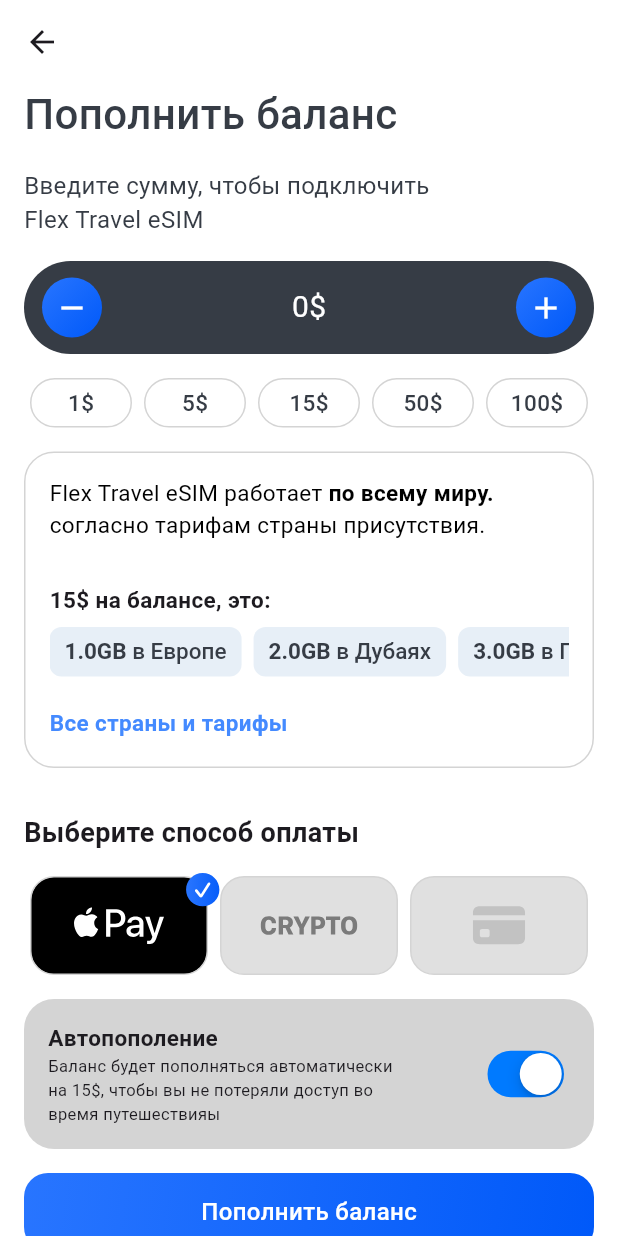
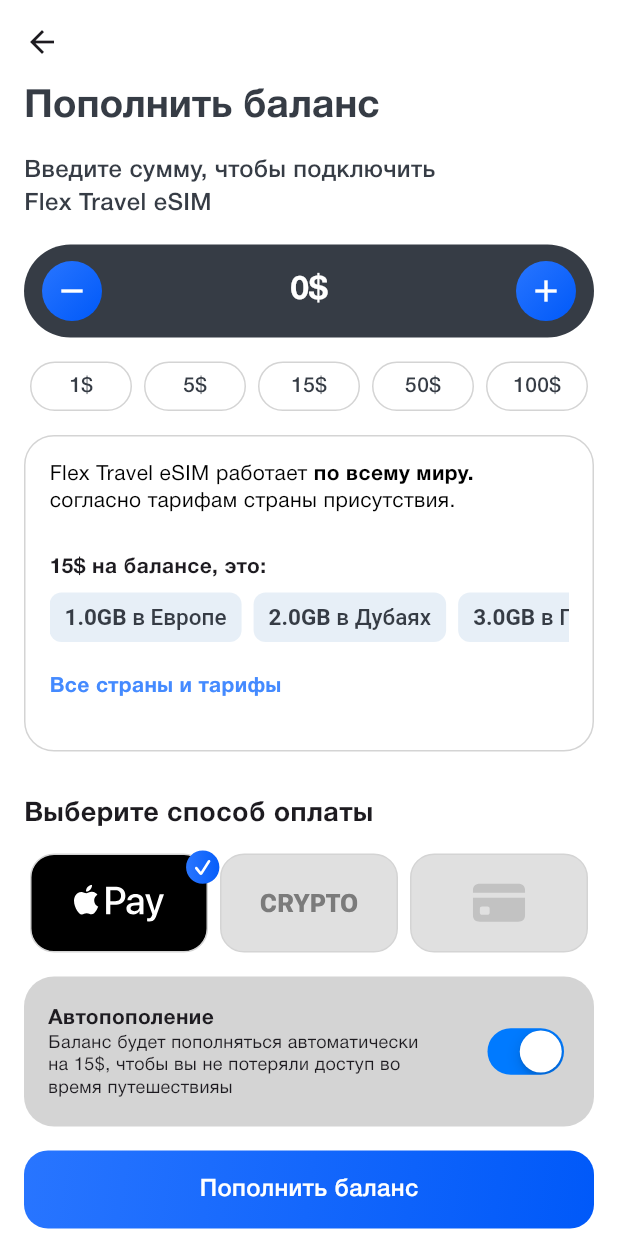
Before and after one commit to nurmek51/vink-sim, a Flutter app: the GuidePage screen opened by its route, after a tap on "Пополнить баланс", on a phone screen of 412 x 824 dp. Run offline on Flutter 3.47's test engine with Material 3 defaults, Android fonts, the phone set to English and light mode, and no system bars; our stand-ins replace equatable, flutter_bloc, flutter_svg, go_router, shared_preferences, vector_graphics; accounts and stored records are empty; project files that could hold a hidden picture were left out.

Commit message:
Refactor typography styles across the application
- Introduced a new typography system in `flex_typography.dart` to standardize text styles.
- Updated various screens and widgets to utilize the new typography styles for consistency.
- Added `FlexTypography` class with headline, label, and paragraph styles.
- Modified text styles in authentication, dashboard, onboarding, settings, and account screens.
- Ensured that all text elements adhere to the new typography guidelines for improved readability and design coherence.

```diff
--- a/lib/features/authentication/widgets/registration_container.dart
+++ b/lib/features/authentication/widgets/registration_container.dart
@@ -1,4 +1,5 @@
 import 'package:flex_travel_sim/constants/app_colors.dart';
+import 'package:flex_travel_sim/core/styles/flex_typography.dart';
 import 'package:flutter/material.dart';
 import 'package:flutter_svg/svg.dart';
 
@@ -66,10 +67,8 @@
                     Text(
                       buttonText,
                       textAlign: TextAlign.center,
-                      style: TextStyle(
+                      style: FlexTypography.label.medium.copyWith(
                         color: buttonTextColor,
-                        fontSize: 16,
-                        fontWeight: FontWeight.w500,
                       ),
                     ),
 
--- a/lib/features/dashboard/widgets/chat_container.dart
+++ b/lib/features/dashboard/widgets/chat_container.dart
@@ -1,3 +1,4 @@
+import 'package:flex_travel_sim/core/styles/flex_typography.dart';
 import 'package:flutter/material.dart';
 import 'package:flutter_svg/svg.dart';
 
@@ -42,10 +43,8 @@
           Center(
             child: Text(
               title,
-              style: TextStyle(
+              style: FlexTypography.label.medium.copyWith(
                 color: titleColor,
-                fontSize: 16,
-                fontWeight: FontWeight.w500,
               ),
             ),
           ),
--- a/lib/features/guide_page/views/guide_page.dart
+++ b/lib/features/guide_page/views/guide_page.dart
@@ -2,6 +2,7 @@
 import 'package:flex_travel_sim/components/widgets/helvetica_neue_font.dart';
 import 'package:flex_travel_sim/constants/app_colors.dart';
 import 'package:flex_travel_sim/constants/localization.dart';
+import 'package:flex_travel_sim/core/styles/flex_typography.dart';
 import 'package:flex_travel_sim/features/guide_page/components/widgets/table_view_cells.dart';
 import 'package:flex_travel_sim/utils/navigation_utils.dart';
 import 'package:flutter/material.dart';
@@ -69,12 +70,10 @@
                       gradient: AppColors.containerGradientPrimary,
                       borderRadius: BorderRadius.circular(16),
                     ),
-                    child: const Text(
+                    child: Text(
                       AppLocalization.topUpBalance,
-                      style: TextStyle(
+                      style: FlexTypography.label.medium.copyWith(
                         color: Colors.white,
-                        fontSize: 16,
-                        fontWeight: FontWeight.w500,
                       ),
                     ),
                   ),
--- a/lib/features/my_account_screen/widgets/account_widget.dart
+++ b/lib/features/my_account_screen/widgets/account_widget.dart
@@ -1,3 +1,4 @@
+import 'package:flex_travel_sim/core/styles/flex_typography.dart';
 import 'package:flutter/material.dart';
 import 'package:flutter_svg/flutter_svg.dart';
 
@@ -31,7 +32,10 @@
                 Row(
                   mainAxisAlignment: MainAxisAlignment.spaceBetween,
                   children: [
-                    Text(title, style: TextStyle(fontSize: 20)),
+                    Text(
+                      title,
+                      style: FlexTypography.headline.xMedium,
+                    ),
                     const Icon(Icons.arrow_forward_ios, color: Colors.black26),
                   ],
                 ),
--- a/lib/features/onboarding/widgets/auth_intro.dart
+++ b/lib/features/onboarding/widgets/auth_intro.dart
@@ -1,5 +1,6 @@
 import 'package:flex_travel_sim/constants/app_colors.dart';
 import 'package:flex_travel_sim/constants/localization.dart';
+import 'package:flex_travel_sim/core/styles/flex_typography.dart';
 import 'package:flex_travel_sim/features/authentication/widgets/auth_intro_bottomsheet_content.dart';
 import 'package:flex_travel_sim/features/onboarding/widgets/benefit_tile.dart';
 import 'package:flex_travel_sim/features/onboarding/widgets/auth_button.dart';
@@ -32,9 +33,7 @@
             const SizedBox(height: 30),
             Text(
               AppLocalization.frameTitle,
-              style: const TextStyle(
-                fontSize: 28,
-                fontWeight: FontWeight.w500,
+              style: FlexTypography.headline.large.copyWith(
                 color: AppColors.backgroundColorLight,
               ),
             ),
--- a/lib/features/onboarding/widgets/benefit_tile.dart
+++ b/lib/features/onboarding/widgets/benefit_tile.dart
@@ -1,4 +1,5 @@
 import 'package:flex_travel_sim/constants/app_colors.dart';
+import 'package:flex_travel_sim/core/styles/flex_typography.dart';
 import 'package:flutter/material.dart';
 import 'package:flutter_svg/svg.dart';
 
@@ -15,7 +16,9 @@
         const SizedBox(width: 10),
         Text(
           title,
-          style: const TextStyle(fontSize: 15, color: AppColors.textColorLight),
+          style: FlexTypography.paragraph.medium.copyWith(
+            color: AppColors.textColorLight,
+          ),
         ),
       ],
     );
--- a/lib/features/onboarding/widgets/country_list_button.dart
+++ b/lib/features/onboarding/widgets/country_list_button.dart
@@ -1,5 +1,6 @@
 import 'package:flex_travel_sim/constants/app_colors.dart';
 import 'package:flex_travel_sim/constants/localization.dart';
+import 'package:flex_travel_sim/core/styles/flex_typography.dart';
 import 'package:flex_travel_sim/gen/assets.gen.dart';
 import 'package:flutter/material.dart';
 import 'package:flutter_svg/svg.dart';
@@ -26,9 +27,8 @@
           children: [
             Text(
               AppLocalization.whatIsEsom,
-              style: const TextStyle(
+              style: FlexTypography.paragraph.medium.copyWith(
                 fontWeight: FontWeight.w500,
-                fontSize: 15,
                 color: AppColors.textColorLight,
               ),
             ),
--- a/lib/features/top_up_balance_screen/top_up_balance_screen.dart
+++ b/lib/features/top_up_balance_screen/top_up_balance_screen.dart
@@ -1,4 +1,5 @@
 import 'package:flex_travel_sim/constants/localization.dart';
+import 'package:flex_travel_sim/core/styles/flex_typography.dart';
 import 'package:flex_travel_sim/features/top_up_balance_screen/bloc/top_up_balance_bloc.dart';
 import 'package:flex_travel_sim/utils/navigation_utils.dart';
 import 'package:flutter/cupertino.dart';
@@ -75,19 +76,15 @@
 
   Widget _buildTitle() => Text(
     'Пополнить баланс',
-    style: TextStyle(
+    style: FlexTypography.headline.large.copyWith(
       color: AppColors.grayBlue,
-      fontSize: 28,
-      fontWeight: FontWeight.w500,
     ),
   );
 
   Widget _buildSubtitle() => Text(
     'Введите сумму, чтобы подключить \nFlex Travel eSIM',
-    style: TextStyle(
+    style: FlexTypography.label.medium.copyWith(
       color: AppColors.grayBlue,
-      fontSize: 16,
-      fontWeight: FontWeight.w400,
     ),
   );
 
@@ -118,29 +115,36 @@
         Text.rich(
           TextSpan(
             text: 'Flex Travel eSIM работает ',
-            style: const TextStyle(color: Colors.black, fontSize: 15),
-            children: const [
+            style: FlexTypography.paragraph.medium.copyWith(color: Colors.black),
+            children: [
               TextSpan(
                 text: 'по всему миру.\n',
-                style: TextStyle(fontWeight: FontWeight.bold),
+                style: FlexTypography.paragraph.medium.copyWith(
+                  color: Colors.black,
+                  fontWeight: FontWeight.bold,
+                ),
               ),
-              TextSpan(text: 'согласно тарифам страны присутствия.\n'),
+              TextSpan(
+                text: 'согласно тарифам страны присутствия.\n',
+                style: FlexTypography.paragraph.medium.copyWith(color: Colors.black),
+              ),
             ],
           ),
         ),
         const SizedBox(height: 8),
-        const Text(
+        Text(
           '15\$ на балансе, это:',
-          style: TextStyle(fontSize: 15, fontWeight: FontWeight.bold),
+          style: FlexTypography.paragraph.medium.copyWith(
+            fontWeight: FontWeight.bold,
+          ),
         ),
         const TariffScrollView(),
         const SizedBox(height: 20),
         GestureDetector(
           onTap: () => openTariffsAndCountriesPage(context),
-          child: const Text(
+          child: Text(
             'Все страны и тарифы',
-            style: TextStyle(
-              fontSize: 15,
+            style: FlexTypography.paragraph.medium.copyWith(
               color: Colors.blueAccent,
               fontWeight: FontWeight.bold,
             ),
@@ -150,9 +154,11 @@
     ),
   );
 
-  Widget _buildPaymentTitle() => const Text(
+  Widget _buildPaymentTitle() => Text(
     'Выберите способ оплаты',
-    style: TextStyle(fontSize: 18, fontWeight: FontWeight.bold),
+    style: FlexTypography.headline.medium.copyWith(
+      fontWeight: FontWeight.bold,
+    ),
   );
 
   Widget _buildAutoTopUpCard() => Container(
@@ -164,18 +170,20 @@
     ),
     child: Row(
       children: [
-        const Expanded(
+        Expanded(
           child: Column(
             mainAxisAlignment: MainAxisAlignment.center,
             crossAxisAlignment: CrossAxisAlignment.start,
             children: [
               Text(
                 'Автопополение',
-                style: TextStyle(fontSize: 15, fontWeight: FontWeight.bold),
+                style: FlexTypography.paragraph.medium.copyWith(
+                  fontWeight: FontWeight.bold,
+                ),
               ),
               Text(
                 'Баланс будет пополняться автоматически \nна 15\$, чтобы вы не потеряли доступ во \nвремя путешествияы',
-                style: TextStyle(fontSize: 11),
+                style: FlexTypography.paragraph.small,
               ),
             ],
           ),
--- a/lib/features/top_up_balance_screen/widgets/counter_widget.dart
+++ b/lib/features/top_up_balance_screen/widgets/counter_widget.dart
@@ -1,4 +1,5 @@
 import 'package:flex_travel_sim/constants/app_colors.dart';
+import 'package:flex_travel_sim/core/styles/flex_typography.dart';
 import 'package:flutter/material.dart';
 
 class CounterWidget extends StatelessWidget {
@@ -37,7 +38,12 @@
               child: Icon(Icons.remove, color: Colors.white),
             ),
           ),
-          Text('$value\$', style: TextStyle(color: Colors.white, fontSize: 20)),
+          Text(
+            '$value\$',
+            style: FlexTypography.headline.xMedium.copyWith(
+              color: Colors.white,
+            ),
+          ),
           GestureDetector(
             onTap: onIncrement,
             child: Container(
--- a/lib/features/top_up_balance_screen/widgets/fix_sum_button.dart
+++ b/lib/features/top_up_balance_screen/widgets/fix_sum_button.dart
@@ -1,4 +1,5 @@
 import 'package:flex_travel_sim/constants/app_colors.dart';
+import 'package:flex_travel_sim/core/styles/flex_typography.dart';
 import 'package:flutter/material.dart';
 
 class FixSumButton extends StatelessWidget {
@@ -23,9 +24,8 @@
           ),
           child: Text(
             '$sum\$',
-            style: TextStyle(
+            style: FlexTypography.paragraph.medium.copyWith(
               color: AppColors.grayBlue,
-              fontSize: 15,
               fontWeight: FontWeight.w500,
             ),
           ),
--- a/lib/shared/widgets/blue_gradient_button.dart
+++ b/lib/shared/widgets/blue_gradient_button.dart
@@ -1,4 +1,5 @@
 import 'package:flex_travel_sim/constants/app_colors.dart';
+import 'package:flex_travel_sim/core/styles/flex_typography.dart';
 import 'package:flutter/material.dart';
 
 class BlueGradientButton extends StatelessWidget {
@@ -20,10 +21,8 @@
         ),
         child: Text(
           title,
-          style: TextStyle(
+          style: FlexTypography.label.medium.copyWith(
             color: Colors.white,
-            fontSize: 16,
-            fontWeight: FontWeight.w500,
           ),
         ),
       ),
```
Also changed, not shown: lib/core/styles/flex_typography.dart (added, +96 -0 lines), lib/features/authentication/screens/auth_screen.dart (+7 -11 lines), lib/features/dashboard/widgets/percentage_widget.dart (+5 -8 lines), lib/features/language_screen/language_screen.dart (+11 -4 lines), lib/features/my_account_screen/my_account_screen.dart (+7 -2 lines), lib/features/onboarding/widgets/auth_button.dart (+4 -5 lines), lib/features/settings/screens/purchase_history_screen.dart (+11 -10 lines), lib/features/settings/screens/settings_screen.dart (+11 -8 lines), lib/features/traffic_usage_screen/traffic_usage_screen.dart (+9 -8 lines), 3 other files.
